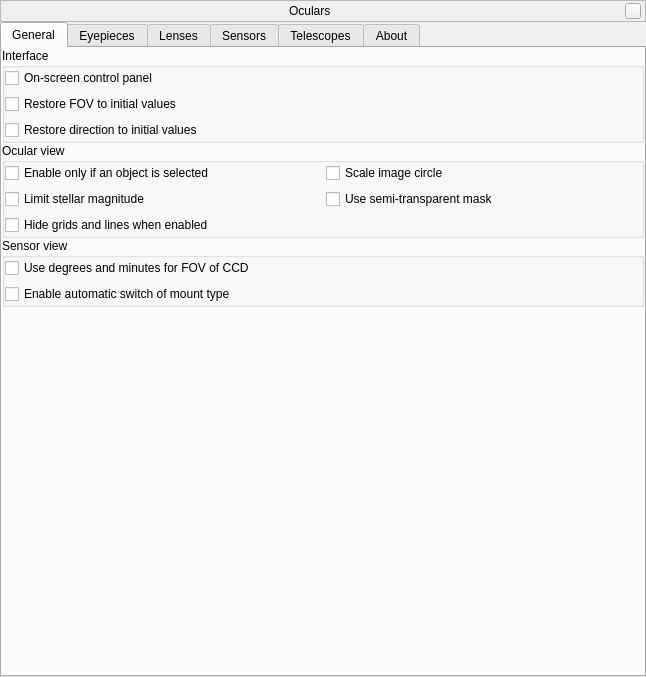
Above: plugins/Oculars/src/gui/ocularDialog.ui from 519984307/stellarium_src before the change. Below: the same form after it.
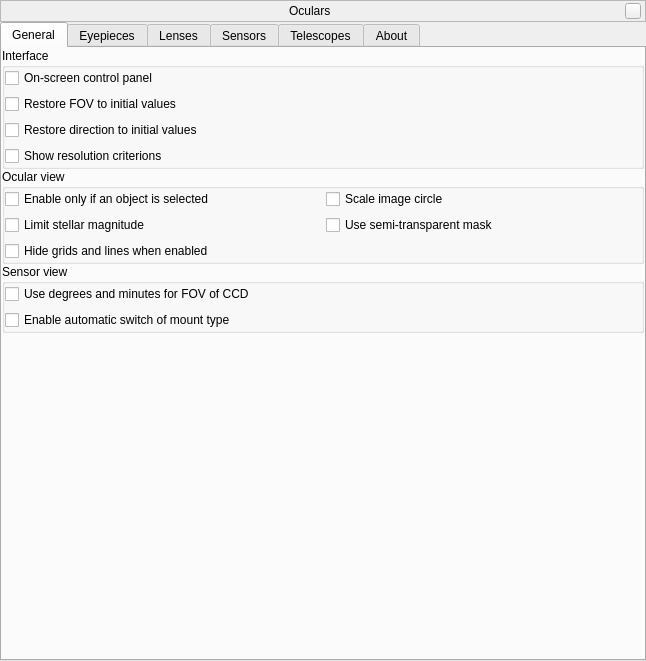
That is the form after the change. Icons and pictures are not drawn. Custom widgets are drawn as their Qt base class.

Commit message: Updated Oculars plugin

What changed in the file:
```diff
--- a/plugins/Oculars/src/gui/ocularDialog.ui
+++ b/plugins/Oculars/src/gui/ocularDialog.ui
@@ -7,7 +7,7 @@
     <x>0</x>
     <y>0</y>
     <width>646</width>
-    <height>677</height>
+    <height>661</height>
    </rect>
   </property>
   <property name="sizePolicy">
@@ -203,6 +203,13 @@
                </property>
               </widget>
              </item>
+             <item row="3" column="0">
+              <widget class="QCheckBox" name="checkBoxResolutionCriterion">
+               <property name="text">
+                <string>Show resolution criterions</string>
+               </property>
+              </widget>
+             </item>
              <item row="1" column="0">
               <widget class="QCheckBox" name="checkBoxInitialFOV">
                <property name="toolTip">
```
Left out of the diff: 20 changed lines with no effect on the pictures. The commit also changes 6 other files.
